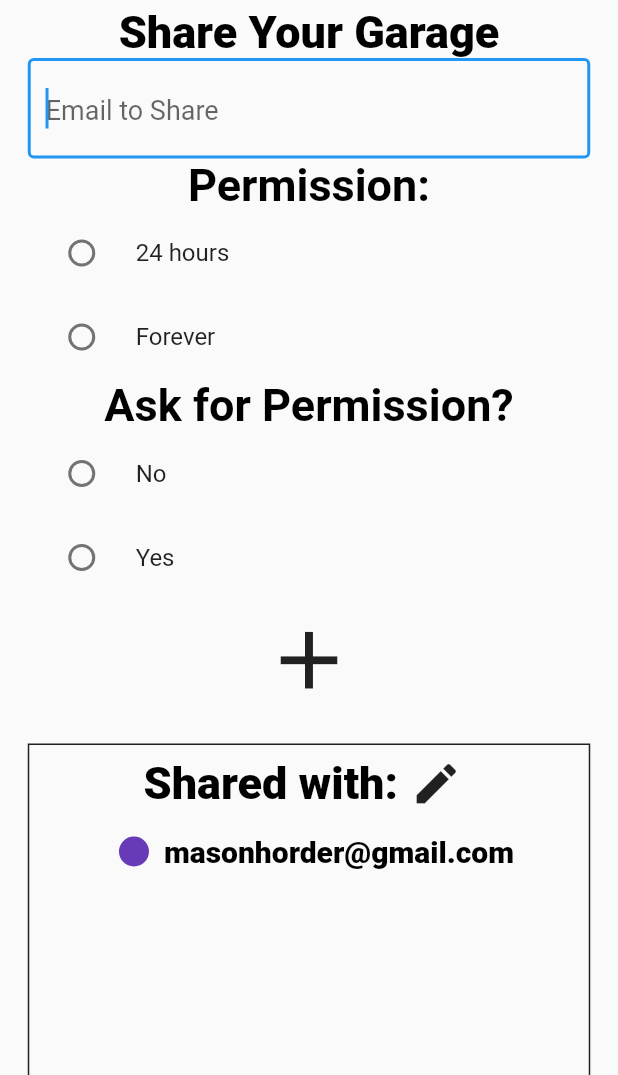
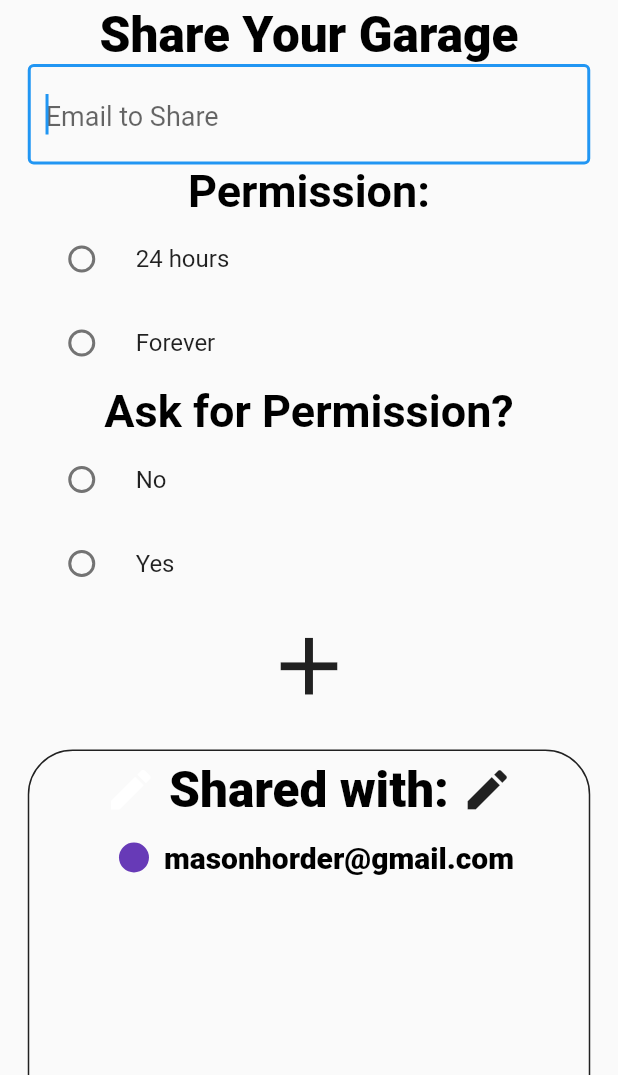
Before and after one commit to tvonsosen/smart-garage, a Flutter app: the screen it shows after launch, after a tap on the "ios share" icon, on a phone screen of 412 x 824 dp, the part 161-1236 px from its top. Run offline on Flutter 3.47's test engine with Material 2 defaults, Android fonts, the phone set to English and light mode, and no system bars.

Commit message:
My second commit

```diff
--- a/lib/main.dart
+++ b/lib/main.dart
@@ -174,18 +174,29 @@ class _SharePageState extends State<SharePage> {
                       margin: EdgeInsets.only(top: 15),
                       decoration: BoxDecoration(
                         border: Border.all(color: Colors.black87),
+                        borderRadius: BorderRadius.all(Radius.circular(30)),
                       ),
                       child: Column(children: [
                         Row(
                           mainAxisAlignment: MainAxisAlignment.center,
                           children: [
+                            IconButton(
+                                icon: Icon(Icons.edit),
+                                iconSize: 35,
+                                color: Colors.white,
+                                onPressed: () {
+                                  editEmails();
+                                },
+                                ),
                             Text('Shared with:', style: addButton),
                             IconButton(
                                 icon: Icon(Icons.edit),
                                 iconSize: 35,
                                 onPressed: () {
                                   editEmails();
-                                })],),
+                                })
+                          ],
+                        ),
                         shareLog()
                       ]))
                 ],
--- a/lib/screens/homepage.dart
+++ b/lib/screens/homepage.dart
@@ -42,6 +42,7 @@ homePage(BuildContext context) {
           margin:EdgeInsets.only(top:30, left: 15, right: 15),
           decoration: BoxDecoration (
             border: Border.all(color: Colors.black87),
+            borderRadius: BorderRadius.all(Radius.circular(30))
             ),
           child: Column(
             children:[
--- a/lib/style/global.dart
+++ b/lib/style/global.dart
@@ -20,10 +20,11 @@ TextStyle garageButton = TextStyle(
     fontWeight: FontWeight.w900,
     fontStyle: FontStyle.normal);
 TextStyle addButton = TextStyle(
-  fontSize: 30,
+  fontSize: 33,
   fontFamily: 'Roboto',
   color: Colors.black,
-  fontWeight: FontWeight. w900,
+  fontWeight: FontWeight.w900,
+
 );
 TextStyle switchButton = TextStyle(
   fontSize: 30,
```
